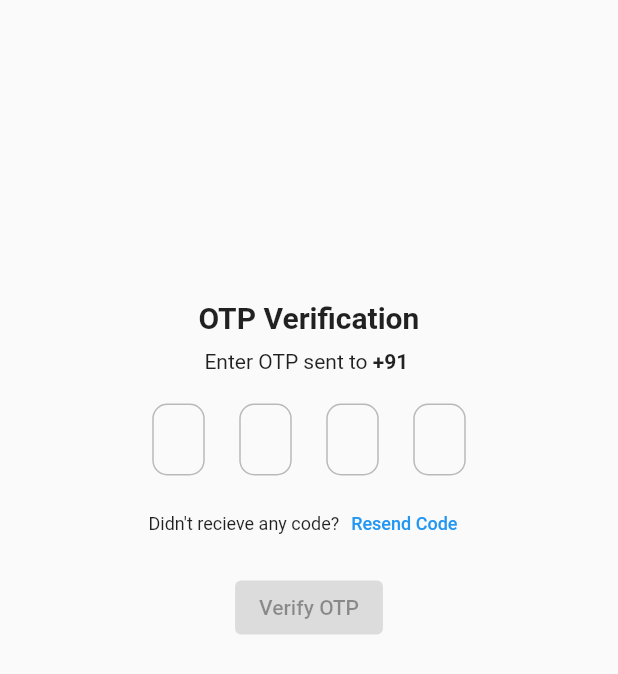
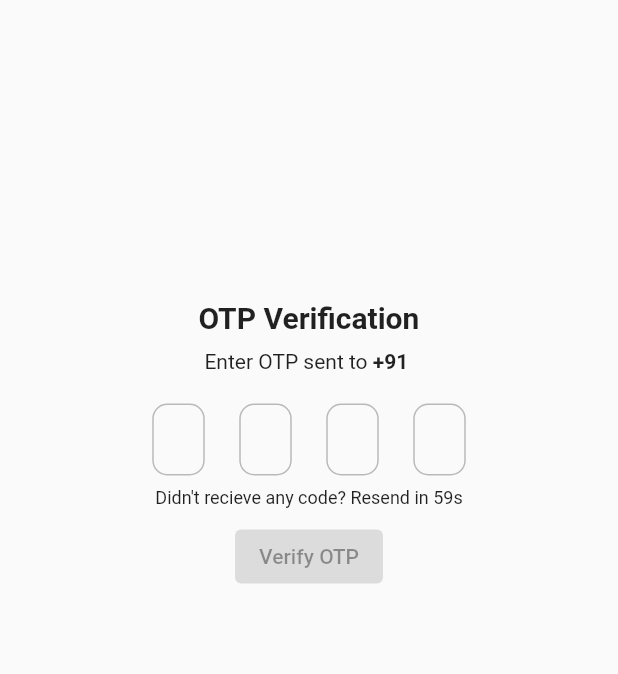
Before and after one commit to Mayuresh-G-Mhatre/public-bicycle-sharing-2, a Flutter app: the OtpScreen screen opened directly with empty values, on a phone screen of 412 x 824 dp. Shown: the top 674 px of the screen. Run offline on Flutter 3.47's test engine with Material 2 defaults, Android fonts, the phone set to English and light mode, and no system bars; drawn by our look-alikes of otp_text_field; our stand-ins replace animated_text_kit, lottie, salomon_bottom_bar, sidebarx.

Commit message:
aded 60 seconds timer to resend code button

```diff
--- a/lib/screens/login/otp.dart
+++ b/lib/screens/login/otp.dart
@@ -1,3 +1,5 @@
+import 'dart:async';
+
 import 'package:flutter/material.dart';
 import 'package:otp_text_field/otp_field.dart';
 import 'package:otp_text_field/style.dart';
@@ -18,6 +20,25 @@ class OtpScreen extends StatefulWidget {
 class _OtpScreenState extends State<OtpScreen> {
   late OtpFieldController otpController = OtpFieldController();
   bool otpFilled = false;
+  int _seconds = 60;
+  late Timer _timer;
+
+  @override
+  void initState() {
+    super.initState();
+    _startTimer();
+  }
+
+  void _startTimer() {
+    _timer = Timer.periodic(const Duration(seconds: 1), (timer) {
+      setState(() {
+        _seconds--;
+        if (_seconds == 0) {
+          _timer.cancel();
+        }
+      });
+    });
+  }
 
   @override
   Widget build(BuildContext context) {
@@ -71,8 +92,19 @@ class _OtpScreenState extends State<OtpScreen> {
                   "Didn't recieve any code?",
                   style: TextStyle(fontSize: 12.0),
                 ),
-                TextButton(
+                _seconds > 0
+                    ? Text(
+                        ' Resend in ${_seconds}s',
+                        style: const TextStyle(
+                          fontSize: 12.0,
+                        ),
+                      )
+                    : TextButton(
                         onPressed: () {
+                          setState(() {
+                            _seconds = 60;
+                          });
+                          _startTimer();
                           // logic for sending firebase otp //
                         },
                         child: const Text(
```
Lines whose indentation alone changed are shown as unchanged.
